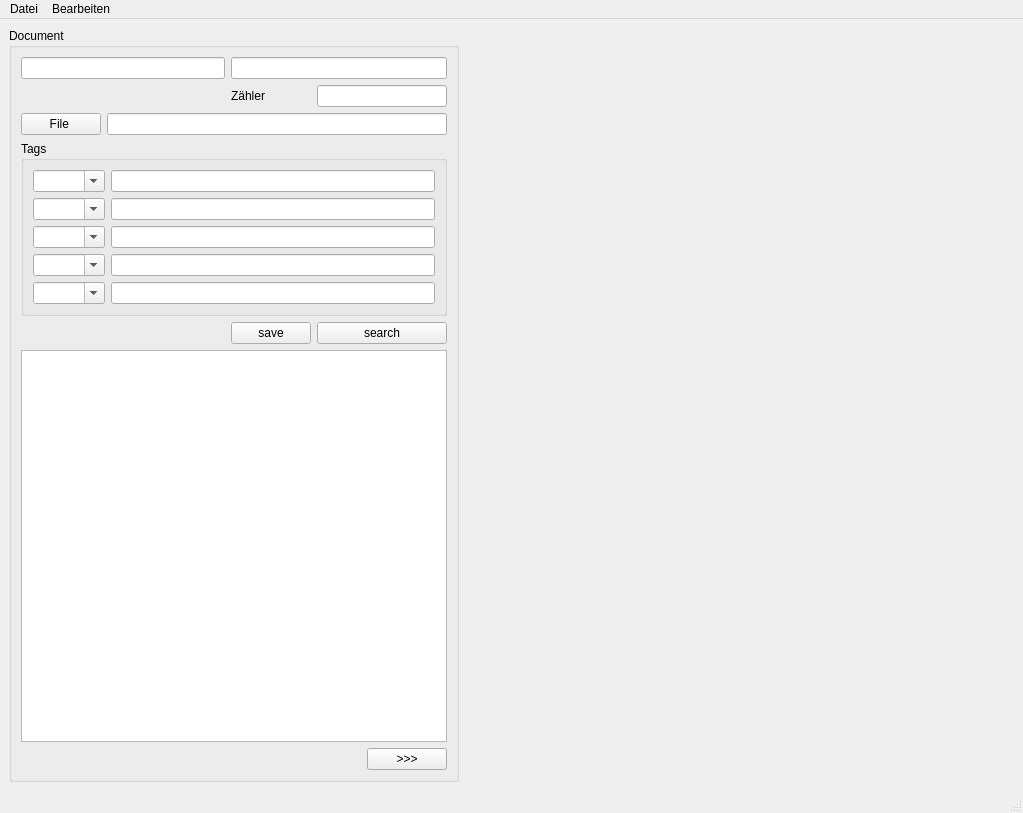
Qt form DocMngr/mainwindow.ui (AlMarentu/ADMAX) before a commit.
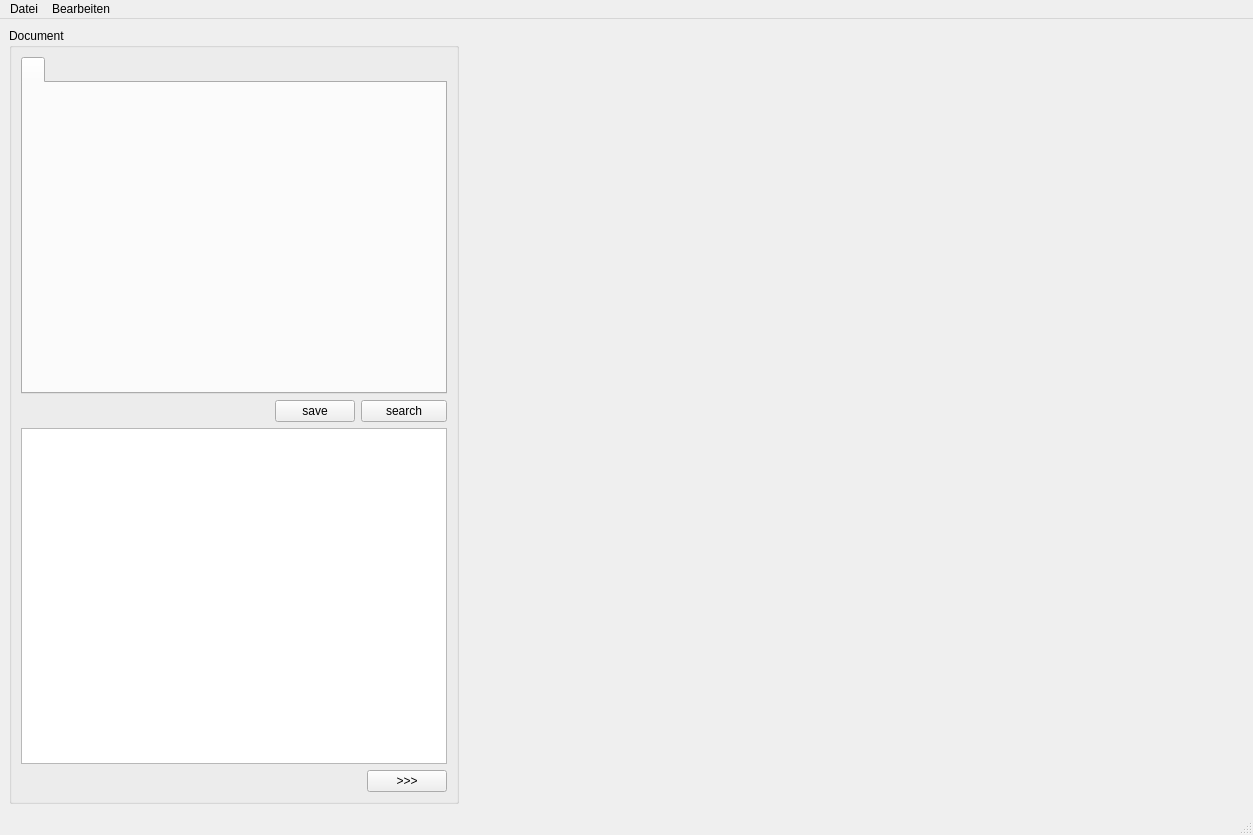
The same form after that commit. Custom widgets are drawn as their Qt base class.

```diff
--- a/DocMngr/mainwindow.ui
+++ b/DocMngr/mainwindow.ui
@@ -6,8 +6,8 @@
    <rect>
     <x>0</x>
     <y>0</y>
-    <width>1023</width>
-    <height>813</height>
+    <width>1253</width>
+    <height>835</height>
    </rect>
   </property>
   <property name="windowTitle">
@@ -33,6 +33,12 @@
     </item>
     <item row="0" column="0" rowspan="2">
      <widget class="QGroupBox" name="groupBox">
+      <property name="sizePolicy">
+       <sizepolicy hsizetype="Expanding" vsizetype="Preferred">
+        <horstretch>0</horstretch>
+        <verstretch>0</verstretch>
+       </sizepolicy>
+      </property>
       <property name="minimumSize">
        <size>
         <width>450</width>
@@ -49,119 +55,41 @@
        <string>Document</string>
       </property>
       <layout class="QGridLayout" name="gridLayout_3">
-       <item row="0" column="0" colspan="3">
-        <widget class="QLineEdit" name="lineEdit1"/>
-       </item>
-       <item row="1" column="4" colspan="2">
-        <widget class="QLineEdit" name="lineEditCnt">
-         <property name="enabled">
-          <bool>true</bool>
-         </property>
-         <property name="mouseTracking">
-          <bool>false</bool>
-         </property>
-         <property name="focusPolicy">
-          <enum>Qt::NoFocus</enum>
-         </property>
-         <property name="acceptDrops">
-          <bool>false</bool>
-         </property>
-        </widget>
-       </item>
-       <item row="3" column="0" colspan="6">
-        <widget class="QGroupBox" name="groupBox_2">
-         <property name="title">
-          <string>Tags</string>
-         </property>
-         <layout class="QGridLayout" name="gridLayout_2">
-          <item row="3" column="1">
-           <widget class="QLineEdit" name="lineEditSearch4"/>
-          </item>
-          <item row="2" column="1">
-           <widget class="QLineEdit" name="lineEditSearch3"/>
-          </item>
-          <item row="2" column="0">
-           <widget class="QComboBox" name="comboBoxTag3">
-            <property name="editable">
-             <bool>true</bool>
-            </property>
-           </widget>
-          </item>
-          <item row="4" column="0">
-           <widget class="QComboBox" name="comboBoxTag5">
-            <property name="editable">
-             <bool>true</bool>
-            </property>
-           </widget>
-          </item>
-          <item row="3" column="0">
-           <widget class="QComboBox" name="comboBoxTag4">
-            <property name="editable">
-             <bool>true</bool>
-            </property>
-           </widget>
-          </item>
-          <item row="0" column="0">
-           <widget class="QComboBox" name="comboBoxTag1">
-            <property name="editable">
-             <bool>true</bool>
-            </property>
-           </widget>
-          </item>
-          <item row="1" column="0">
-           <widget class="QComboBox" name="comboBoxTag2">
-            <property name="editable">
-             <bool>true</bool>
-            </property>
-           </widget>
-          </item>
-          <item row="0" column="1">
-           <widget class="QLineEdit" name="lineEditSearch1"/>
-          </item>
-          <item row="1" column="1">
-           <widget class="QLineEdit" name="lineEditSearch2"/>
-          </item>
-          <item row="4" column="1">
-           <widget class="QLineEdit" name="lineEditSearch5"/>
-          </item>
-         </layout>
-        </widget>
-       </item>
-       <item row="4" column="3">
-        <widget class="QPushButton" name="pushButtonSave">
-         <property name="text">
-          <string>save</string>
-         </property>
-        </widget>
-       </item>
-       <item row="6" column="1" colspan="2">
-        <spacer name="horizontalSpacer">
-         <property name="orientation">
-          <enum>Qt::Horizontal</enum>
-         </property>
-         <property name="sizeHint" stdset="0">
-          <size>
-           <width>40</width>
-           <height>20</height>
-          </size>
-         </property>
-        </spacer>
-       </item>
-       <item row="4" column="4" colspan="2">
-        <widget class="QPushButton" name="pushButtonSearch">
-         <property name="text">
-          <string>search</string>
-         </property>
-        </widget>
-       </item>
-       <item row="6" column="5">
+       <item row="3" column="4">
         <widget class="QPushButton" name="pushButtonGet">
          <property name="text">
           <string>&gt;&gt;&gt;</string>
          </property>
         </widget>
        </item>
-       <item row="5" column="0" colspan="6">
+       <item row="1" column="3" colspan="2">
+        <widget class="QPushButton" name="pushButtonSearch">
+         <property name="text">
+          <string>search</string>
+         </property>
+        </widget>
+       </item>
+       <item row="1" column="2">
+        <widget class="QPushButton" name="pushButtonSave">
+         <property name="text">
+          <string>save</string>
+         </property>
+        </widget>
+       </item>
+       <item row="1" column="0" colspan="2">
+        <spacer name="horizontalSpacer_2">
+         <property name="orientation">
+          <enum>Qt::Horizontal</enum>
+         </property>
+         <property name="sizeHint" stdset="0">
+          <size>
+           <width>153</width>
+           <height>20</height>
+          </size>
+         </property>
+        </spacer>
+       </item>
+       <item row="2" column="0" colspan="5">
         <widget class="QTableWidget" name="tableWidget">
          <property name="editTriggers">
           <set>QAbstractItemView::AnyKeyPressed|QAbstractItemView::DoubleClicked</set>
@@ -180,38 +108,35 @@
          </attribute>
         </widget>
        </item>
-       <item row="1" column="3">
-        <widget class="QLabel" name="label">
-         <property name="text">
-          <string>Zähler</string>
+       <item row="0" column="0" colspan="5">
+        <widget class="QTabWidget" name="tabWidgetTags">
+         <property name="sizePolicy">
+          <sizepolicy hsizetype="Expanding" vsizetype="Expanding">
+           <horstretch>0</horstretch>
+           <verstretch>0</verstretch>
+          </sizepolicy>
          </property>
-        </widget>
-       </item>
-       <item row="2" column="0">
-        <widget class="QPushButton" name="pushButtonFile">
-         <property name="text">
-          <string>File </string>
+         <property name="minimumSize">
+          <size>
+           <width>0</width>
+           <height>0</height>
+          </size>
          </property>
+         <widget class="QWidget" name="tabWidgetTagsPage1" native="true">
+          <attribute name="title">
+           <string/>
+          </attribute>
+         </widget>
         </widget>
        </item>
-       <item row="0" column="3" colspan="3">
-        <widget class="QLineEdit" name="lineEdit2"/>
-       </item>
-       <item row="2" column="1" colspan="5">
-        <widget class="QLineEdit" name="lineEditName">
-         <property name="readOnly">
-          <bool>true</bool>
-         </property>
-        </widget>
-       </item>
-       <item row="4" column="0" colspan="2">
-        <spacer name="horizontalSpacer_2">
+       <item row="3" column="1">
+        <spacer name="horizontalSpacer">
          <property name="orientation">
           <enum>Qt::Horizontal</enum>
          </property>
          <property name="sizeHint" stdset="0">
           <size>
-           <width>153</width>
+           <width>40</width>
            <height>20</height>
           </size>
          </property>
@@ -227,8 +152,8 @@
     <rect>
      <x>0</x>
      <y>0</y>
-     <width>1023</width>
-     <height>22</height>
+     <width>1253</width>
+     <height>24</height>
     </rect>
    </property>
    <widget class="QMenu" name="menuDatei">
```
Left out of the diff: 30 changed lines with no effect on the pictures.
